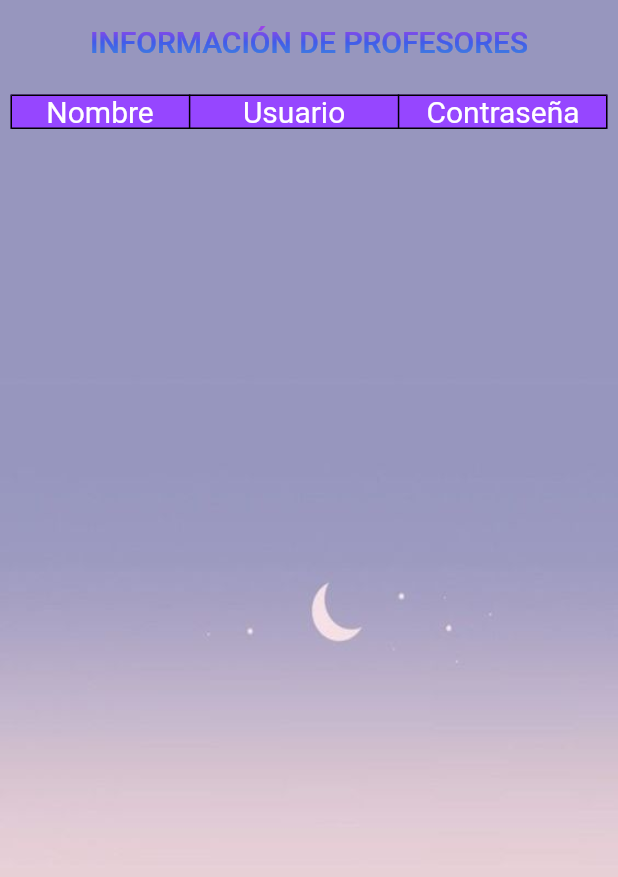
After one commit to Diego-Chachagua/ingles, a Flutter app: the UsuarioP screen opened directly, on a phone screen of 412 x 824 dp. The commit adds this screen. Shown: the top 877 px of the screen. Run offline on Flutter 3.47's test engine with Material 2 defaults, Android fonts, the phone set to English and light mode, and no system bars; drawn by our look-alikes of simple_gradient_text; network calls fail.

Commit message:
ver usuarios

```diff
--- a/lib/developer/consultaso.dart
+++ b/lib/developer/consultaso.dart
@@ -57,3 +57,19 @@ Future<dynamic> comprobarp(String usuariobd, String contrabd) async{
     return enviar.body;
   }
 }
+
+Future<dynamic> consultarup() async{
+  http.Response enviar = await http.post(
+    Uri.parse('https://incasingles.000webhostapp.com/consultarup.php'),
+    body: <String, dynamic>{
+
+    },
+  );
+  var resultado = jsonDecode(enviar.body);
+   if (enviar.statusCode == 201) {
+    return "error";
+  } else {
+
+    return resultado;
+  }
+}
--- a/lib/screens/form_a.dart
+++ b/lib/screens/form_a.dart
@@ -184,14 +184,21 @@ final contrab =TextEditingController();
     );
   }
 
-  Widget contrasena() {
+Widget contrasena(){
   return Container(
-      padding: const EdgeInsets.symmetric(horizontal: 20, vertical: 5),
+    padding: const EdgeInsets.symmetric(horizontal: 20,vertical: 5),
     child: TextField(
       controller: contrab,
-        obscureText: true,
-        decoration: const InputDecoration(
-          counterStyle: TextStyle(color: Colors.white),
+      obscureText: _obscureText,
+      decoration:  InputDecoration(
+        suffixIcon: GestureDetector(onTap: (){
+          setState(() {
+            _obscureText=!_obscureText;
+          });
+        },
+        child: Icon(_obscureText ?Icons.visibility : Icons.visibility_off),
+        ),
+        counterStyle: const TextStyle(color: Colors.white),
         hintText: "contraseña",
       ),
     ),
--- /dev/null
+++ b/lib/screens/usuariop.dart
@@ -0,0 +1,164 @@
+// ignore: file_names
+import 'package:ingles/screens/registrarse.dart';
+import 'package:simple_gradient_text/simple_gradient_text.dart';
+import 'package:flutter/material.dart';
+import '../developer/consultaso.dart';
+import '../main.dart';
+import 'form_p.dart';
+
+void main() {
+  runApp(const MaterialApp(
+    title: 'Navigation Basics',
+    home: UsuarioP(),
+  ));
+}
+
+class UsuarioP extends StatefulWidget {
+  const UsuarioP({super.key});
+
+  @override
+  State<UsuarioP> createState() => _UsuarioPState();
+}
+
+class _UsuarioPState extends State<UsuarioP> {
+List<String> usup = [];
+List<String> contrap = [];
+List<String> nombrep= [];
+var reslt;
+
+@override
+void initState(){
+  super.initState();
+  (() async{
+    reslt = await consultarup();
+    if (reslt!="noExisten"){
+      for (var i = 0; i < reslt.length; i++){
+    var dato =reslt[i];
+    print(dato["nombre_p"]);
+    print(dato["usu_p"]);
+    print(dato["contra_p"]);
+
+  // ignore: non_constant_identifier_names
+          var nom_tem = dato["nombre_p"];
+
+
+          // ignore: non_constant_identifier_names
+          var id_tem = dato["usu_p"];
+
+          // ignore: non_constant_identifier_names
+          var i_tem = dato["contra_p"];
+
+
+setState(() {
+  // Actualizar las listas con los datos obtenidos
+  nombrep.add(nom_tem);
+  usup.add(id_tem);
+  contrap.add(i_tem);
+});
+  }
+    }
+  })();
+}
+
+  @override
+  Widget build(BuildContext context) {
+    return Container(
+      decoration:  const BoxDecoration(
+          image: DecorationImage(
+            image: AssetImage('assets/fondof.jpg'),
+            fit: BoxFit.fill
+          ),
+        ),
+      child: Scaffold(
+            appBar: AppBar(
+              automaticallyImplyLeading: false,
+              elevation: 0,
+              backgroundColor: const Color.fromARGB(0, 255, 255, 255),
+
+              title: Center(
+                child: GradientText(
+                  'INFORMACIÓN DE PROFESORES',
+                  style: const TextStyle(
+                      fontSize: 20.0,
+                  ),
+                  gradientType: GradientType.linear,
+                  gradientDirection: GradientDirection.ttb,
+                  radius: 2.5,
+                  colors: const [
+                      Color.fromARGB(255, 170, 63, 233),
+                      Color.fromARGB(255, 66, 91, 233),
+                      Color.fromARGB(255, 60, 135, 221),
+                  ],
+                          ),
+              ),
+            ),
+            backgroundColor: Colors.transparent,
+          body: SingleChildScrollView(
+            child:  Padding(
+              padding: const EdgeInsets.all(7.0),
+            child: Table(
+              columnWidths: const {0: FractionColumnWidth(0.3)},
+              border: TableBorder.all(),
+              children:  [
+                TableRow(
+                  children: [
+                    nombrepr(),
+                    usuario(),
+                    contra(),
+                  ]
+                ),
+                 for (var i = 0; i < nombrep.length; i++)
+                 TableRow(
+                  decoration: const BoxDecoration(
+                    color: Color.fromARGB(255, 255, 255, 255)
+                  ),
+                  children: [
+                     Center(child: Text(nombrep[i], style: const TextStyle(fontSize: 20))),
+                     Center(child: Text(usup[i], style: const TextStyle(fontSize: 20))),
+                     Center(child: Text(contrap[i], style: const TextStyle(fontSize: 20))),
+                  ]
+                 )
+              ],
+            ),
+            ),
+          ),
+
+          ),
+    );
+  }
+
+    Widget usuario() {
+    return Container(
+        color: const Color.fromARGB(255, 150, 70, 255),
+        child: const Center(
+            child: Text('Usuario',style: TextStyle(fontSize: 20, color: Colors.white),
+        )));
+  }
+
+      Widget nombrepr() {
+    return Container(
+        color: const Color.fromARGB(255, 150, 70, 255),
+        child: const Center(
+            child: Text('Nombre',style: TextStyle(fontSize: 20, color: Colors.white),
+        )));
+  }
+
+       Widget contra() {
+    return Container(
+        color: const Color.fromARGB(255, 150, 70, 255),
+        child: const Center(
+            child: Text('Contraseña',style: TextStyle(fontSize: 20, color: Colors.white),
+        )));
+  }
+
+
+
+
+
+
+
+
+
+
+
+}
--- a/lib/screens/verusu.dart
+++ b/lib/screens/verusu.dart
@@ -2,6 +2,8 @@
 
 import 'package:flutter/material.dart';
 import 'dart:typed_data';
+
+import 'package:ingles/screens/usuariop.dart';
 
 
 void main() {
@@ -331,6 +333,10 @@ class _VerUsuariosState extends State<VerUsuarios> {
     return Row(children: [
       ElevatedButton(
         onPressed: () {
+          Navigator.push(
+                  context,
+                  MaterialPageRoute(builder: (context) => const UsuarioP()),
+                   );
           setState(() {});
         },
         child: const Text(
```
Lines whose indentation alone changed are shown as unchanged.
